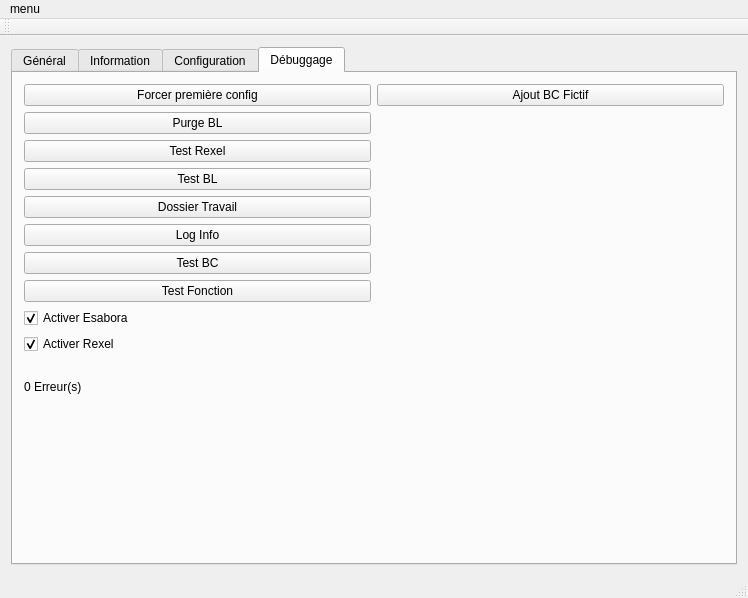
Above: AutoBL/principal.ui from firedream89/AutoBL before the change. Below: the same form after it.
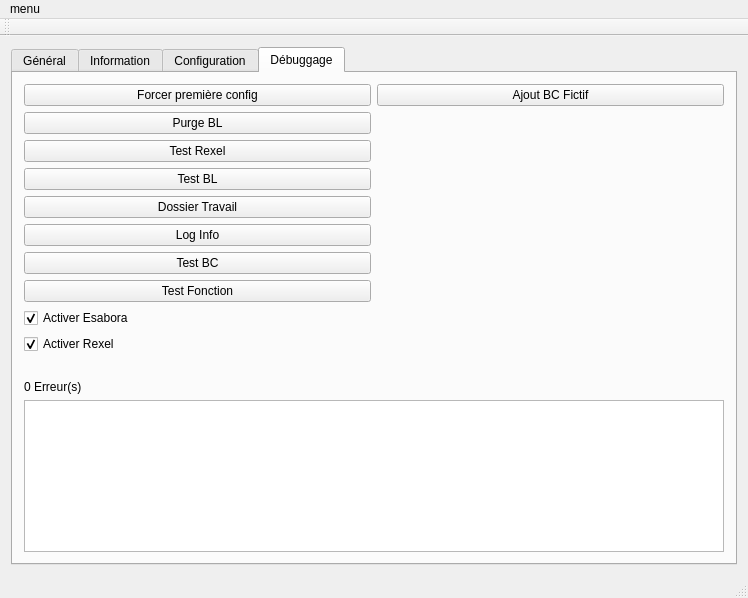
That is the form after the change. The open tabs and pages were chosen to show the change. Icons and pictures are not drawn.

What changed in the file:
```diff
--- a/AutoBL/principal.ui
+++ b/AutoBL/principal.ui
@@ -987,7 +987,7 @@
           </property>
          </widget>
         </item>
-        <item row="5" column="0">
+        <item row="6" column="0">
          <spacer name="verticalSpacer">
           <property name="orientation">
            <enum>Qt::Vertical</enum>
@@ -1000,6 +1000,9 @@
           </property>
          </spacer>
         </item>
+        <item row="5" column="0">
+         <widget class="QListWidget" name="listLastUpdate"/>
+        </item>
        </layout>
       </widget>
      </widget>
```
Left out of the diff: 16 changed lines with no effect on the pictures.
